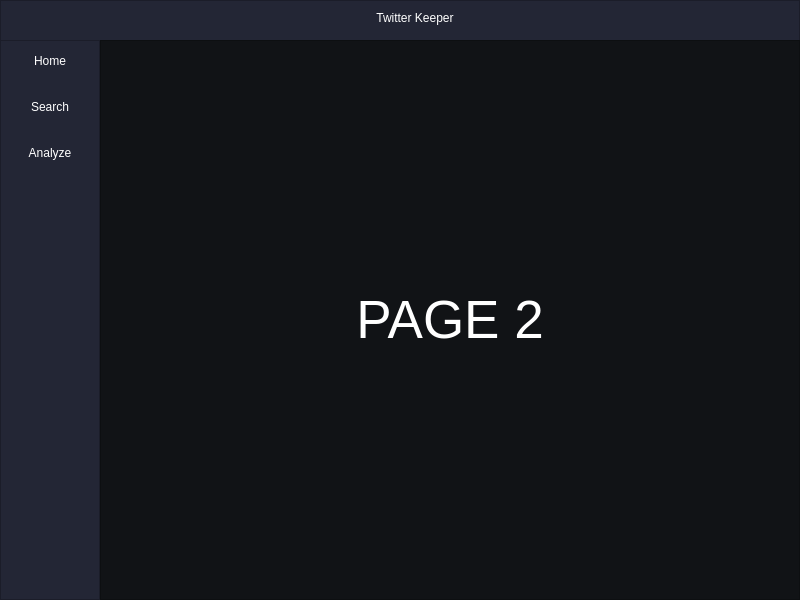
Old version of the form GUI/ui_main.ui in the repository sirasit-kmutnb/Software-Development-II.
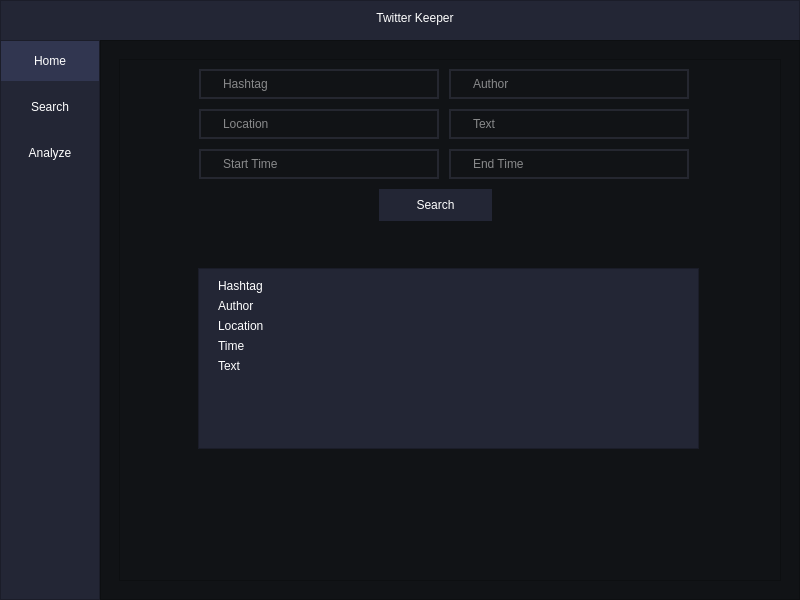
New version of the form. The open tabs and pages were chosen to show the change.

Diff of the .ui file:
```diff
--- a/GUI/ui_main.ui
+++ b/GUI/ui_main.ui
@@ -188,7 +188,7 @@
 	background-color: rgb(49, 54, 80);
 }
 
-QPushButton:pressed {
+QPushButton:checked {
 	background-color: rgb(49, 54, 80);
 }</string>
             </property>
@@ -344,21 +344,343 @@
             <widget class="QWidget" name="page_2">
              <layout class="QVBoxLayout" name="verticalLayout_6">
               <item>
-               <widget class="QLabel" name="label_2">
-                <property name="font">
-                 <font>
-                  <pointsize>40</pointsize>
-                 </font>
+               <widget class="QFrame" name="frame">
+                <property name="frameShape">
+                 <enum>QFrame::StyledPanel</enum>
                 </property>
-                <property name="styleSheet">
-                 <string notr="true">color: #FFF;</string>
+                <property name="frameShadow">
+                 <enum>QFrame::Raised</enum>
                 </property>
-                <property name="text">
-                 <string>PAGE 2</string>
-                </property>
-                <property name="alignment">
-                 <set>Qt::AlignCenter</set>
-                </property>
+                <widget class="QLineEdit" name="lineEdit">
+                 <property name="geometry">
+                  <rect>
+                   <x>80</x>
+                   <y>10</y>
+                   <width>240</width>
+                   <height>30</height>
+                  </rect>
+                 </property>
+                 <property name="minimumSize">
+                  <size>
+                   <width>240</width>
+                   <height>30</height>
+                  </size>
+                 </property>
+                 <property name="maximumSize">
+                  <size>
+                   <width>240</width>
+                   <height>30</height>
+                  </size>
+                 </property>
+                 <property name="styleSheet">
+                  <string notr="true">QLineEdit {
+	border: 2px solid rgb(37,39,48);
+	border-radius: 50px;
+	color: #FFF;
+	padding-left: 20px;
+	padding-right: 20px;
+}</string>
+                 </property>
+                 <property name="placeholderText">
+                  <string>Hashtag</string>
+                 </property>
+                </widget>
+                <widget class="QLineEdit" name="lineEdit_2">
+                 <property name="geometry">
+                  <rect>
+                   <x>330</x>
+                   <y>10</y>
+                   <width>240</width>
+                   <height>30</height>
+                  </rect>
+                 </property>
+                 <property name="minimumSize">
+                  <size>
+                   <width>240</width>
+                   <height>30</height>
+                  </size>
+                 </property>
+                 <property name="maximumSize">
+                  <size>
+                   <width>240</width>
+                   <height>30</height>
+                  </size>
+                 </property>
+                 <property name="styleSheet">
+                  <string notr="true">QLineEdit {
+	border: 2px solid rgb(37,39,48);
+	border-radius: 50px;
+	color: #FFF;
+	padding-left: 20px;
+	padding-right: 20px;
+}</string>
+                 </property>
+                 <property name="placeholderText">
+                  <string>Author</string>
+                 </property>
+                </widget>
+                <widget class="QLineEdit" name="lineEdit_3">
+                 <property name="geometry">
+                  <rect>
+                   <x>80</x>
+                   <y>50</y>
+                   <width>240</width>
+                   <height>30</height>
+                  </rect>
+                 </property>
+                 <property name="minimumSize">
+                  <size>
+                   <width>240</width>
+                   <height>30</height>
+                  </size>
+                 </property>
+                 <property name="maximumSize">
+                  <size>
+                   <width>240</width>
+                   <height>30</height>
+                  </size>
+                 </property>
+                 <property name="styleSheet">
+                  <string notr="true">QLineEdit {
+	border: 2px solid rgb(37,39,48);
+	border-radius: 50px;
+	color: #FFF;
+	padding-left: 20px;
+	padding-right: 20px;
+}</string>
+                 </property>
+                 <property name="placeholderText">
+                  <string>Location</string>
+                 </property>
+                </widget>
+                <widget class="QLineEdit" name="lineEdit_4">
+                 <property name="geometry">
+                  <rect>
+                   <x>330</x>
+                   <y>50</y>
+                   <width>240</width>
+                   <height>30</height>
+                  </rect>
+                 </property>
+                 <property name="minimumSize">
+                  <size>
+                   <width>240</width>
+                   <height>30</height>
+                  </size>
+                 </property>
+                 <property name="maximumSize">
+                  <size>
+                   <width>240</width>
+                   <height>30</height>
+                  </size>
+                 </property>
+                 <property name="styleSheet">
+                  <string notr="true">QLineEdit {
+	border: 2px solid rgb(37,39,48);
+	border-radius: 50px;
+	color: #FFF;
+	padding-left: 20px;
+	padding-right: 20px;
+}</string>
+                 </property>
+                 <property name="placeholderText">
+                  <string>Text</string>
+                 </property>
+                </widget>
+                <widget class="QLineEdit" name="lineEdit_5">
+                 <property name="geometry">
+                  <rect>
+                   <x>80</x>
+                   <y>90</y>
+                   <width>240</width>
+                   <height>30</height>
+                  </rect>
+                 </property>
+                 <property name="minimumSize">
+                  <size>
+                   <width>240</width>
+                   <height>30</height>
+                  </size>
+                 </property>
+                 <property name="maximumSize">
+                  <size>
+                   <width>240</width>
+                   <height>30</height>
+                  </size>
+                 </property>
+                 <property name="styleSheet">
+                  <string notr="true">QLineEdit {
+	border: 2px solid rgb(37,39,48);
+	border-radius: 50px;
+	color: #FFF;
+	padding-left: 20px;
+	padding-right: 20px;
+}</string>
+                 </property>
+                 <property name="placeholderText">
+                  <string>Start Time</string>
+                 </property>
+                </widget>
+                <widget class="QLineEdit" name="lineEdit_6">
+                 <property name="geometry">
+                  <rect>
+                   <x>330</x>
+                   <y>90</y>
+                   <width>240</width>
+                   <height>30</height>
+                  </rect>
+                 </property>
+                 <property name="minimumSize">
+                  <size>
+                   <width>240</width>
+                   <height>30</height>
+                  </size>
+                 </property>
+                 <property name="maximumSize">
+                  <size>
+                   <width>240</width>
+                   <height>30</height>
+                  </size>
+                 </property>
+                 <property name="styleSheet">
+                  <string notr="true">QLineEdit {
+	border: 2px solid rgb(37,39,48);
+	border-radius: 50px;
+	color: #FFF;
+	padding-left: 20px;
+	padding-right: 20px;
+}</string>
+                 </property>
+                 <property name="placeholderText">
+                  <string>End Time</string>
+                 </property>
+                </widget>
+                <widget class="QPushButton" name="pushButton">
+                 <property name="geometry">
+                  <rect>
+                   <x>260</x>
+                   <y>130</y>
+                   <width>113</width>
+                   <height>32</height>
+                  </rect>
+                 </property>
+                 <property name="styleSheet">
+                  <string notr="true">QPushButton {
+	color: rgb(255, 255, 255);
+	background-color: rgb(35, 38, 53);
+	border: 0px solid;
+}
+QPushButton:hover {
+	background-color: rgb(49, 54, 80);
+}
+
+QPushButton:checked {
+	background-color: rgb(49, 54, 80);
+}</string>
+                 </property>
+                 <property name="text">
+                  <string>Search</string>
+                 </property>
+                </widget>
+                <widget class="QFrame" name="frame_2">
+                 <property name="geometry">
+                  <rect>
+                   <x>79</x>
+                   <y>209</y>
+                   <width>501</width>
+                   <height>181</height>
+                  </rect>
+                 </property>
+                 <property name="styleSheet">
+                  <string notr="true">background-color: rgb(35, 38, 53)</string>
+                 </property>
+                 <property name="frameShape">
+                  <enum>QFrame::StyledPanel</enum>
+                 </property>
+                 <property name="frameShadow">
+                  <enum>QFrame::Raised</enum>
+                 </property>
+                 <widget class="QLabel" name="label_2">
+                  <property name="geometry">
+                   <rect>
+                    <x>20</x>
+                    <y>10</y>
+                    <width>61</width>
+                    <height>16</height>
+                   </rect>
+                  </property>
+                  <property name="styleSheet">
+                   <string notr="true">color: #FFF;</string>
+                  </property>
+                  <property name="text">
+                   <string>Hashtag</string>
+                  </property>
+                 </widget>
+                 <widget class="QLabel" name="label_4">
+                  <property name="geometry">
+                   <rect>
+                    <x>20</x>
+                    <y>30</y>
+                    <width>61</width>
+                    <height>16</height>
+                   </rect>
+                  </property>
+                  <property name="styleSheet">
+                   <string notr="true">color: #FFF;</string>
+                  </property>
+                  <property name="text">
+                   <string>Author</string>
+                  </property>
+                 </widget>
+                 <widget class="QLabel" name="label_5">
+                  <property name="geometry">
+                   <rect>
+                    <x>20</x>
+                    <y>50</y>
+                    <width>61</width>
+                    <height>16</height>
+                   </rect>
+                  </property>
+                  <property name="styleSheet">
+                   <string notr="true">color: #FFF;</string>
+                  </property>
+                  <property name="text">
+                   <string>Location</string>
+                  </property>
+                 </widget>
+                 <widget class="QLabel" name="label_6">
+                  <property name="geometry">
+                   <rect>
+                    <x>20</x>
+                    <y>70</y>
+                    <width>61</width>
+                    <height>16</height>
+                   </rect>
+                  </property>
+                  <property name="styleSheet">
+                   <string notr="true">color: #FFF;</string>
+                  </property>
+                  <property name="text">
+                   <string>Time</string>
+                  </property>
+                 </widget>
+                 <widget class="QLabel" name="label_7">
+                  <property name="geometry">
+                   <rect>
+                    <x>20</x>
+                    <y>90</y>
+                    <width>61</width>
+                    <height>16</height>
+                   </rect>
+                  </property>
+                  <property name="styleSheet">
+                   <string notr="true">color: #FFF;</string>
+                  </property>
+                  <property name="text">
+                   <string>Text</string>
+                  </property>
+                 </widget>
+                </widget>
                </widget>
               </item>
              </layout>
```
Left out of the diff: 6 changed lines with no effect on the pictures.
